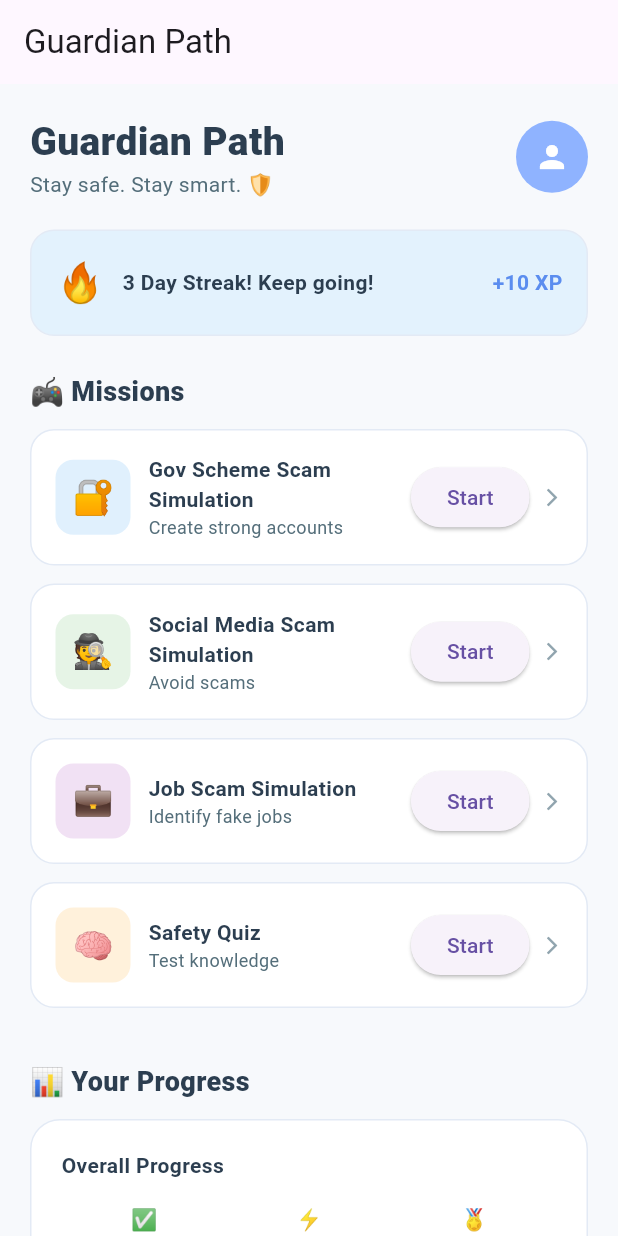
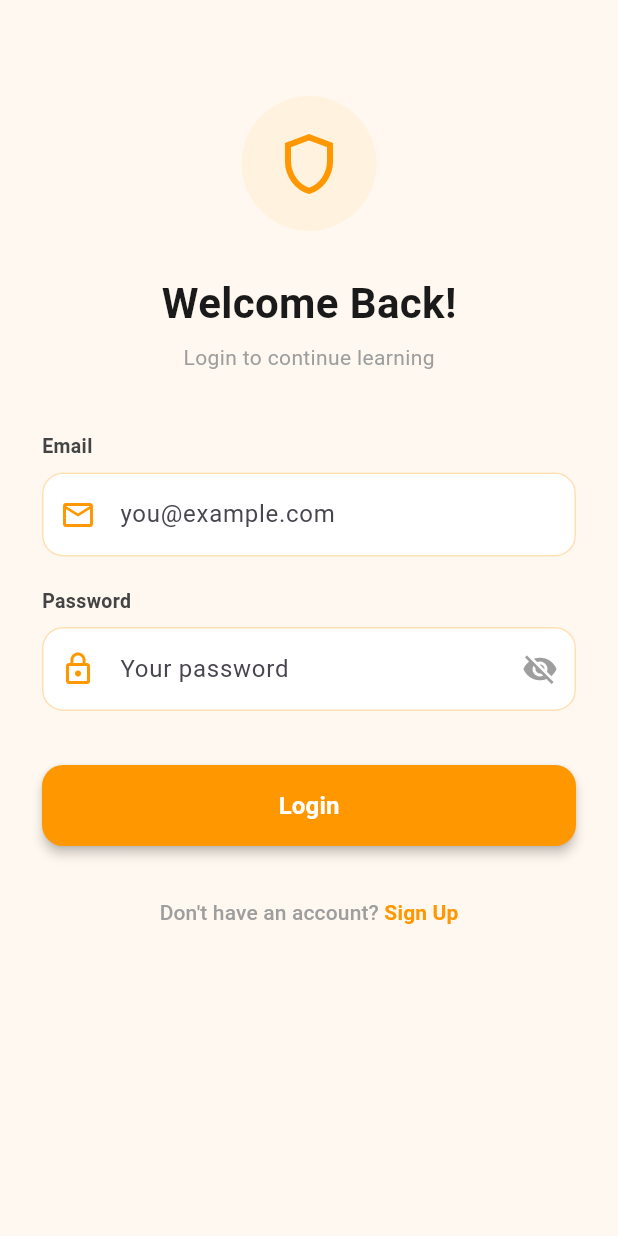
Before and after one commit to aditigurav21/safe-digital-learning, a Flutter app: the screen it shows after launch, on a phone screen of 412 x 824 dp. Run offline on Flutter 3.47's test engine with Material 3 defaults, Android fonts, the phone set to English and light mode, and no system bars; our stand-ins replace audioplayers, cloud_firestore, firebase_auth, firebase_core, shared_preferences; accounts and stored records are empty.

Commit message:
added authentication and text change

```diff
--- a/lib/app.dart
+++ b/lib/app.dart
@@ -20,6 +20,7 @@ class MyApp extends StatelessWidget {
 */
 import 'package:flutter/material.dart';
 import 'routes/app_routes.dart';
+import 'core/auth/auth_wrapper.dart';
 
 class MyApp extends StatelessWidget {
   const MyApp({super.key});
@@ -29,9 +30,12 @@ class MyApp extends StatelessWidget {
     return MaterialApp(
       title: 'Safe Digital Learning',
       debugShowCheckedModeBanner: false,
-      theme: ThemeData(primarySwatch: Colors.orange),
-      initialRoute: '/',  // home screen
-      routes: AppRoutes.routes, // use all your defined routes
+      theme: ThemeData(
+        primarySwatch: Colors.orange,
+        fontFamily: 'Roboto',
+      ),
+      home: const AuthWrapper(),
+      routes: AppRoutes.routes,
     );
   }
 }
--- /dev/null
+++ b/lib/core/auth/auth_wrapper.dart
@@ -0,0 +1,22 @@
+import 'package:flutter/material.dart';
+import 'package:firebase_auth/firebase_auth.dart';
+import '../../features/home/home_screen.dart';
+import '../../features/auth/login_screen.dart';
+
+class AuthWrapper extends StatelessWidget {
+  const AuthWrapper({super.key});
+
+  @override
+  Widget build(BuildContext context) {
+    return StreamBuilder(
+      stream: FirebaseAuth.instance.authStateChanges(),
+      builder: (context, snapshot) {
+        if (snapshot.hasData) {
+          return const HomeScreen(); // already exists
+        } else {
+          return const LoginScreen();
+        }
+      },
+    );
+  }
+}
--- a/lib/core/constants/colors.dart
+++ b/lib/core/constants/colors.dart
@@ -62,7 +62,7 @@ class AppColors {
     }
   }
 
-  // XP bar
+  // pbar
   static const xpBar = Color(0xFF5B8DEF);
   static const xpBarBg = Color(0xFFD6E4FF);
 }
--- a/lib/core/constants/strings.dart
+++ b/lib/core/constants/strings.dart
@@ -45,7 +45,7 @@ class AppStrings {
   static const backHome = 'Back to Home';
   static const score = 'Score';
   static const accuracy = 'Accuracy';
-  static const xpEarned = 'XP Earned';
+  static const xpEarned = 'pEarned';
 
   // Snackbar
   static String levelUnlocked(int level) => '🎉 Level $level complete! Next level unlocked!';
--- /dev/null
+++ b/lib/features/auth/login_screen.dart
@@ -0,0 +1,191 @@
+import 'package:flutter/material.dart';
+import 'package:firebase_auth/firebase_auth.dart';
+import 'signup_screen.dart';
+
+class LoginScreen extends StatefulWidget {
+  const LoginScreen({super.key});
+
+  @override
+  State<LoginScreen> createState() => _LoginScreenState();
+}
+
+class _LoginScreenState extends State<LoginScreen> {
+  final _formKey = GlobalKey<FormState>();
+  final emailController = TextEditingController();
+  final passwordController = TextEditingController();
+  bool _loading = false;
+  bool _obscure = true;
+
+  Future<void> _login() async {
+    if (!_formKey.currentState!.validate()) return;
+    setState(() => _loading = true);
+    try {
+      await FirebaseAuth.instance.signInWithEmailAndPassword(
+        email: emailController.text.trim(),
+        password: passwordController.text.trim(),
+      );
+      // AuthWrapper will auto-navigate to HomeScreen
+    } catch (e) {
+      if (mounted)
+        ScaffoldMessenger.of(context).showSnackBar(
+          SnackBar(content: Text("Login failed: ${e.toString()}")),
+        );
+    } finally {
+      if (mounted) setState(() => _loading = false);
+    }
+  }
+
+  @override
+  Widget build(BuildContext context) {
+    return Scaffold(
+      backgroundColor: const Color(0xFFFFF8F0),
+      body: SafeArea(
+        child: SingleChildScrollView(
+          padding: const EdgeInsets.symmetric(horizontal: 28, vertical: 24),
+          child: Form(
+            key: _formKey,
+            child: Column(
+              crossAxisAlignment: CrossAxisAlignment.start,
+              children: [
+                const SizedBox(height: 40),
+                // Logo / illustration area
+                Center(
+                  child: Container(
+                    width: 90,
+                    height: 90,
+                    decoration: BoxDecoration(
+                      color: Colors.orange.shade50,
+                      shape: BoxShape.circle,
+                    ),
+                    child: const Icon(Icons.shield_outlined,
+                        size: 48, color: Colors.orange),
+                  ),
+                ),
+                const SizedBox(height: 28),
+                const Center(
+                  child: Text("Welcome Back!",
+                      style: TextStyle(
+                          fontSize: 28,
+                          fontWeight: FontWeight.bold,
+                          color: Color(0xFF1A1A1A))),
+                ),
+                const SizedBox(height: 6),
+                const Center(
+                  child: Text("Login to continue learning",
+                      style: TextStyle(fontSize: 14, color: Colors.grey)),
+                ),
+                const SizedBox(height: 40),
+
+                // Email
+                const Text("Email",
+                    style: TextStyle(
+                        fontWeight: FontWeight.w600,
+                        fontSize: 13,
+                        color: Color(0xFF444444))),
+                const SizedBox(height: 8),
+                TextFormField(
+                  controller: emailController,
+                  keyboardType: TextInputType.emailAddress,
+                  validator: (v) {
+                    if (v == null || v.trim().isEmpty) return "Email is required";
+                    if (!v.contains('@')) return "Enter a valid email";
+                    return null;
+                  },
+                  decoration: _inputDecoration("you@example.com", Icons.email_outlined),
+                ),
+                const SizedBox(height: 20),
+
+                // Password
+                const Text("Password",
+                    style: TextStyle(
+                        fontWeight: FontWeight.w600,
+                        fontSize: 13,
+                        color: Color(0xFF444444))),
+                const SizedBox(height: 8),
+                TextFormField(
+                  controller: passwordController,
+                  obscureText: _obscure,
+                  validator: (v) =>
+                  v == null || v.isEmpty ? "Password is required" : null,
+                  decoration: _inputDecoration(
+                      "Your password", Icons.lock_outline)
+                      .copyWith(
+                    suffixIcon: IconButton(
+                      icon: Icon(
+                          _obscure ? Icons.visibility_off : Icons.visibility,
+                          color: Colors.grey),
+                      onPressed: () => setState(() => _obscure = !_obscure),
+                    ),
+                  ),
+                ),
+                const SizedBox(height: 36),
+
+                // Login Button
+                SizedBox(
+                  width: double.infinity,
+                  height: 54,
+                  child: ElevatedButton(
+                    onPressed: _loading ? null : _login,
+                    style: ElevatedButton.styleFrom(
+                      backgroundColor: Colors.orange,
+                      shape: RoundedRectangleBorder(
+                          borderRadius: BorderRadius.circular(14)),
+                      elevation: 3,
+                    ),
+                    child: _loading
+                        ? const CircularProgressIndicator(color: Colors.white)
+                        : const Text("Login",
+                        style: TextStyle(
+                            fontSize: 16,
+                            fontWeight: FontWeight.bold,
+                            color: Colors.white)),
+                  ),
+                ),
+                const SizedBox(height: 20),
+                Center(
+                  child: TextButton(
+                    onPressed: () => Navigator.push(context,
+                        MaterialPageRoute(builder: (_) => const SignUpScreen())),
+                    child: const Text.rich(
+                      TextSpan(
+                        text: "Don't have an account? ",
+                        style: TextStyle(color: Colors.grey),
+                        children: [
+                          TextSpan(
+                              text: "Sign Up",
+                              style: TextStyle(
+                                  color: Colors.orange,
+                                  fontWeight: FontWeight.bold))
+                        ],
+                      ),
+                    ),
+                  ),
+                )
+              ],
+            ),
+          ),
+        ),
+      ),
+    );
+  }
+
+  InputDecoration _inputDecoration(String hint, IconData icon) {
+    return InputDecoration(
+      hintText: hint,
+      prefixIcon: Icon(icon, color: Colors.orange),
+      filled: true,
+      fillColor: Colors.white,
+      border: OutlineInputBorder(
+          borderRadius: BorderRadius.circular(14), borderSide: BorderSide.none),
+      enabledBorder: OutlineInputBorder(
+          borderRadius: BorderRadius.circular(14),
+          borderSide: BorderSide(color: Colors.orange.shade100)),
+      focusedBorder: OutlineInputBorder(
+          borderRadius: BorderRadius.circular(14),
+          borderSide: const BorderSide(color: Colors.orange, width: 1.5)),
+      errorBorder: OutlineInputBorder(
+          borderRadius: BorderRadius.circular(14),
+          borderSide: const BorderSide(color: Colors.red)),
+    );
+  }
+}
--- a/lib/features/home/home_screen.dart
+++ b/lib/features/home/home_screen.dart
@@ -1,3 +1,4 @@
+import 'package:firebase_auth/firebase_auth.dart';
 import 'package:flutter/material.dart';
 import '../../core/constants/colors.dart';
 
@@ -8,7 +9,18 @@ class HomeScreen extends StatelessWidget {
   Widget build(BuildContext context) {
     return Scaffold(
       backgroundColor: AppColors.background,
-      appBar: AppBar(title: const Text("Guardian Path")),
+      appBar: AppBar(
+        title: const Text("Home"),
+        actions: [
+          IconButton(
+            icon: const Icon(Icons.logout),
+            onPressed: () async {
+              await FirebaseAuth.instance.signOut();
+              // AuthWrapper will auto-redirect to LoginScreen
+            },
+          )
+        ],
+      ),
       body: SafeArea(
         child: SingleChildScrollView(
           child: Column(
@@ -99,7 +111,7 @@ class HomeScreen extends StatelessWidget {
             ),
           ),
           Text(
-            '+10 XP',
+            '+10 P',
             style: TextStyle(
               color: AppColors.primary,
               fontWeight: FontWeight.w700,
@@ -184,7 +196,7 @@ class HomeScreen extends StatelessWidget {
           Row(
             children: const [
               _StatChip('3', 'Lessons', '✅'),
-              _StatChip('225', 'XP', '⚡'),
+              _StatChip('225', 'P', '⚡'),
               _StatChip('2', 'Badges', '🏅'),
             ],
           ),
--- a/lib/features/simulation2/instagram_feed_screen.dart
+++ b/lib/features/simulation2/instagram_feed_screen.dart
@@ -413,6 +413,8 @@ class _InstagramFeedScreenState extends State<InstagramFeedScreen> {
             Text('🚩 Username looks like "flipkart" but has "_99"'),
             SizedBox(height: 8),
             Text('🚩 "Only 3 left!" creates fake urgency'),
+            SizedBox(height: 8),
+            Text('🚩 account is not verified (no blue tick)'),
             SizedBox(height: 12),
             Text(
               'Let\'s see where this link takes you...',
--- a/lib/routes/app_routes.dart
+++ b/lib/routes/app_routes.dart
@@ -47,8 +47,8 @@ import '../features/simulation1/quiz/sim1_result.dart';
 class AppRoutes {
   static Map<String, WidgetBuilder> routes = {
 
-    // Home
-    '/': (context) => HomeScreen(),
+    // Home no need added auth wrapper will handle it
+   // '/': (context) => HomeScreen(),
 
     // -------------------------
     // SIMULATION 1 (Gov Scheme)
--- a/pubspec.yaml
+++ b/pubspec.yaml
@@ -34,7 +34,9 @@ dependencies:
 
 
   audioplayers: ^5.2.1
-
+  cloud_firestore: 4.17.5
+  firebase_core: ^2.25.4
+  firebase_auth: ^4.17.4
 
   # The following adds the Cupertino Icons font to your application.
   # Use with the CupertinoIcons class for iOS style icons.
```
Also changed, not shown: lib/features/auth/signup_screen.dart (added, +303 -0 lines), lib/features/quiz/level_intro_screen.dart (+1 -12 lines), lib/main.dart (+5 -3 lines), pubspec.lock, 8 other files.
